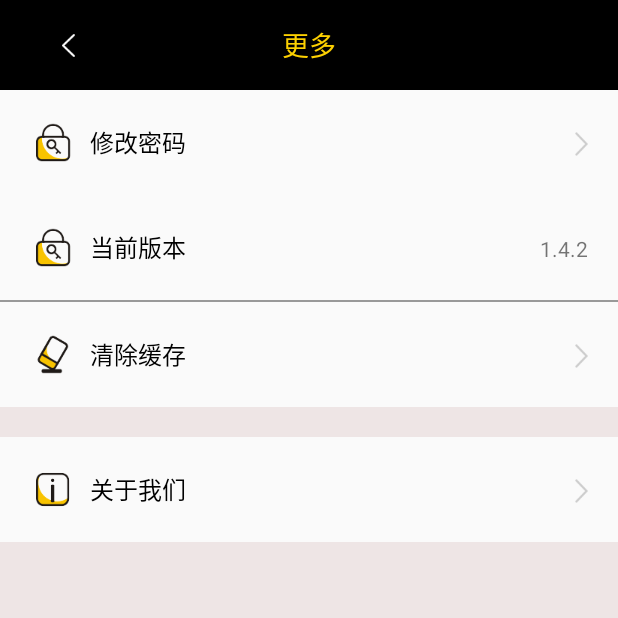
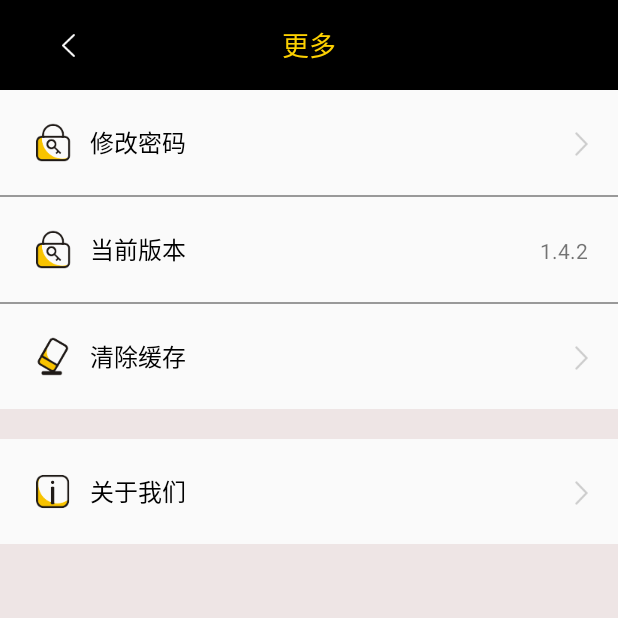
Before and after one commit to TrueTeam/ESports2, an Android app: the SettingActivity screen opened directly, with no data from a screen before it, on a phone screen of 412 x 824 dp, the top half of it. Run offline under Robolectric (Android 15) with nearby library versions, the light colour scheme and no system bars; our stand-ins replace ButterKnife.

```diff
--- a/app/src/main/java/com/example/mypc/esports2/fragment/registe/RegisterFragment.java
+++ b/app/src/main/java/com/example/mypc/esports2/fragment/registe/RegisterFragment.java
@@ -46,7 +46,7 @@ public class RegisterFragment extends Fragment {
     }
 
     public interface onRegisterSuccessListener {
-        void onRegisterSuccess();
+        void onRegisterSuccess(UserBean userBean);
     }
 
     private onRegisterSuccessListener listener;
@@ -87,7 +87,7 @@ public class RegisterFragment extends Fragment {
                         if (add > 0) {
                             MyApp.setFalg(true);
                             Toast.makeText(getActivity(), "注册成功", Toast.LENGTH_SHORT).show();
-                            listener.onRegisterSuccess();
+                            listener.onRegisterSuccess(userBean);
                         } else {
                             Toast.makeText(getActivity(), "注册失败", Toast.LENGTH_SHORT).show();
                         }
--- a/app/src/main/res/layout/activity_setting.xml
+++ b/app/src/main/res/layout/activity_setting.xml
@@ -5,141 +5,163 @@
                 android:layout_height="match_parent"
                 android:background="#eee5e5"
                 tools:context="com.example.mypc.esports2.main.SettingActivity">
+
     <LinearLayout
         android:layout_width="wrap_content"
         android:layout_height="wrap_content"
         android:orientation="vertical">
+
         <RelativeLayout
-        android:padding="15dp"
             android:layout_width="match_parent"
             android:layout_height="60dp"
-        android:background="#000">
+            android:background="#000"
+            android:padding="15dp">
+
             <ImageView
                 android:id="@+id/on_back_image"
                 android:layout_width="60dp"
                 android:layout_height="match_parent"
+                android:layout_centerVertical="true"
                 android:scaleType="center"
-            android:layout_centerVertical="true"
                 android:src="@mipmap/icon_arrow_left"
                 />
+
             <TextView
-            android:layout_centerInParent="true"
                 android:layout_width="wrap_content"
                 android:layout_height="wrap_content"
-            android:textSize="18sp"
+                android:layout_centerInParent="true"
+                android:text="更多"
                 android:textColor="#FDD101"
-            android:text="更多"/>
+                android:textSize="18sp"/>
         </RelativeLayout>
+
         <RelativeLayout
             android:id="@+id/change_password"
             android:layout_width="match_parent"
             android:layout_height="wrap_content"
             android:background="#fafafa"
-        android:padding="20dp"
-        >
+            android:padding="20dp">
+
             <TextView
                 android:layout_width="wrap_content"
                 android:layout_height="wrap_content"
+                android:drawableLeft="@mipmap/icon_more_one"
+                android:drawablePadding="10dp"
+                android:gravity="center"
+                android:text="修改密码"
                 android:textColor="#000"
-            android:textSize="16sp"
-            android:gravity="center"
-            android:drawablePadding="10dp"
-            android:drawableLeft="@mipmap/icon_more_one"
-            android:text="修改密码"/>
+                android:textSize="16sp"/>
+
             <ImageView
                 android:layout_width="wrap_content"
                 android:layout_height="wrap_content"
+                android:layout_alignParentRight="true"
+                android:layout_marginTop="8dp"
                 android:gravity="center"
-            android:layout_marginTop="8dp"
-            android:src="@mipmap/icon_arrow_white_right"
-            android:layout_alignParentRight="true" />
+                android:src="@mipmap/icon_arrow_white_right"/>
         </RelativeLayout>
+
+        <View
+            android:layout_width="match_parent"
+            android:layout_height="1dp"
+            android:background="#999"/>
+
         <RelativeLayout
-        android:background="#fafafa"
             android:id="@+id/now_version"
             android:layout_width="match_parent"
             android:layout_height="wrap_content"
+            android:background="#fafafa"
             android:padding="20dp"
             >
+
             <TextView
                 android:id="@+id/version_mode"
                 android:layout_width="wrap_content"
                 android:layout_height="wrap_content"
+                android:drawableLeft="@mipmap/icon_more_one"
+                android:drawablePadding="10dp"
+                android:gravity="center"
+                android:text="当前版本"
                 android:textColor="#000"
-            android:textSize="16sp"
-            android:gravity="center"
-            android:drawablePadding="10dp"
-            android:drawableLeft="@mipmap/icon_more_one"
-            android:text="当前版本"/>
+                android:textSize="16sp"/>
+
             <TextView
                 android:layout_width="wrap_content"
                 android:layout_height="wrap_content"
                 android:layout_alignBaseline="@+id/version_mode"
-            android:text="1.4.2"
-            android:layout_alignParentRight="true" />
+                android:layout_alignParentRight="true"
+                android:text="1.4.2"/>
         </RelativeLayout>
+
         <View
             android:layout_width="match_parent"
             android:layout_height="1dp"
             android:background="#999"/>
+
         <RelativeLayout
             android:id="@+id/clear_cache"
-        android:background="#fafafa"
             android:layout_width="match_parent"
             android:layout_height="wrap_content"
-        android:padding="20dp"
-        >
+            android:background="#fafafa"
+            android:padding="20dp">
+
             <TextView
                 android:layout_width="wrap_content"
                 android:layout_height="wrap_content"
+                android:drawableLeft="@mipmap/icon_more_three"
+                android:drawablePadding="10dp"
+                android:gravity="center"
+                android:text="清除缓存"
                 android:textColor="#000"
-            android:textSize="16sp"
-            android:gravity="center"
-            android:drawablePadding="10dp"
-            android:drawableLeft="@mipmap/icon_more_three"
-            android:text="清除缓存"/>
+                android:textSize="16sp"/>
+
             <ImageView
                 android:layout_width="wrap_content"
                 android:layout_height="wrap_content"
+                android:layout_alignParentRight="true"
+                android:layout_marginTop="8dp"
                 android:gravity="center"
-            android:layout_marginTop="8dp"
-            android:src="@mipmap/icon_arrow_white_right"
-            android:layout_alignParentRight="true" />
+                android:src="@mipmap/icon_arrow_white_right"/>
         </RelativeLayout>
+
         <RelativeLayout
             android:id="@+id/about_us"
-        android:background="#fafafa"
-        android:layout_marginTop="20dp"
             android:layout_width="match_parent"
             android:layout_height="wrap_content"
-        android:padding="20dp"
-        >
+            android:layout_marginTop="20dp"
+            android:background="#fafafa"
+            android:padding="20dp">
+
             <TextView
                 android:layout_width="wrap_content"
                 android:layout_height="wrap_content"
+                android:drawableLeft="@mipmap/icon_more_four"
+                android:drawablePadding="10dp"
+                android:gravity="center"
+                android:text="关于我们"
                 android:textColor="#000"
-            android:textSize="16sp"
-            android:gravity="center"
-            android:drawablePadding="10dp"
-            android:drawableLeft="@mipmap/icon_more_four"
-            android:text="关于我们"/>
+                android:textSize="16sp"/>
+
             <ImageView
                 android:layout_width="wrap_content"
                 android:layout_height="wrap_content"
+                android:layout_alignParentRight="true"
+                android:layout_marginTop="8dp"
                 android:gravity="center"
-            android:layout_marginTop="8dp"
-            android:src="@mipmap/icon_arrow_white_right"
-            android:layout_alignParentRight="true" />
+                android:src="@mipmap/icon_arrow_white_right"/>
+
         </RelativeLayout>
 
     </LinearLayout>
+
     <Button
-        android:visibility="gone"
         android:id="@+id/btn_user_exit"
-        android:layout_alignParentBottom="true"
         android:layout_width="match_parent"
         android:layout_height="wrap_content"
+        android:layout_alignParentBottom="true"
         android:background="#DD191D"
+        android:text="退出登录"
         android:textColor="@color/cardview_light_background"
-        android:text="退出登录"/>
+        android:visibility="gone"/>
+
 </RelativeLayout>
```
Also changed, not shown: app/src/main/java/com/example/mypc/esports2/MyApp.java (+11 -4 lines), app/src/main/java/com/example/mypc/esports2/fragment/LoginFragment.java (+9 -4 lines), app/src/main/java/com/example/mypc/esports2/login/LoginActivity.java (+9 -2 lines), app/src/main/java/com/example/mypc/esports2/main/MainActivity.java (+9 -2 lines), app/src/main/java/com/example/mypc/esports2/main/SettingActivity.java (+12 -0 lines). Lines whose indentation alone changed are shown as unchanged.
